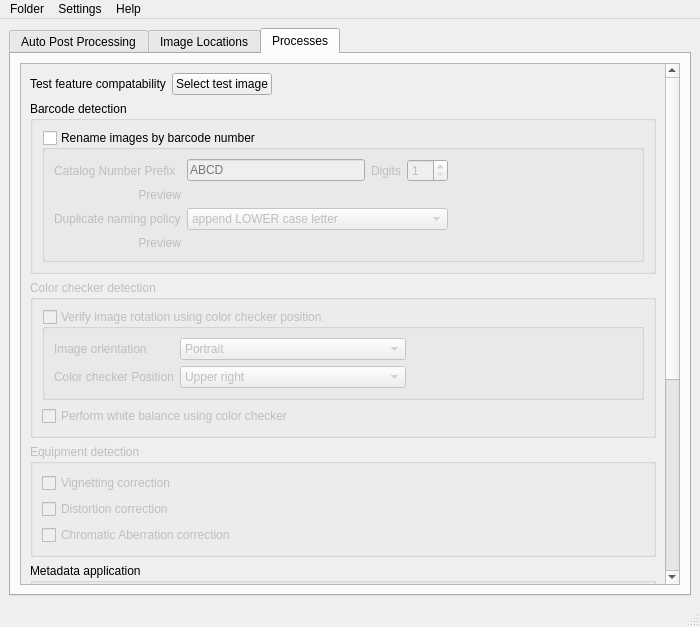
Old version of the form ui/postProcessingUI.ui in the repository CapPow/HerbASAP.
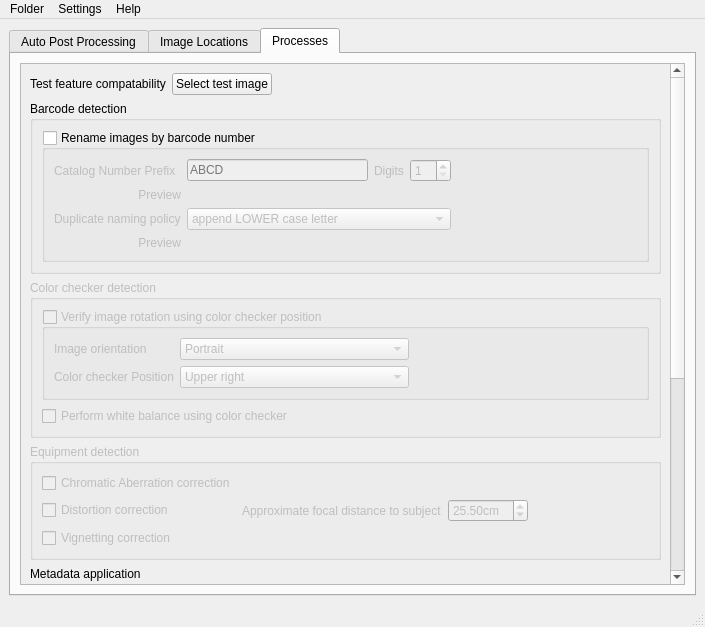
New version of the form.

Patch:
```diff
--- a/ui/postProcessingUI.ui
+++ b/ui/postProcessingUI.ui
@@ -6,7 +6,7 @@
    <rect>
     <x>0</x>
     <y>0</y>
-    <width>700</width>
+    <width>705</width>
     <height>627</height>
    </rect>
   </property>
@@ -319,9 +319,9 @@
              <property name="geometry">
               <rect>
                <x>0</x>
-               <y>0</y>
-               <width>641</width>
-               <height>853</height>
+               <y>-163</y>
+               <width>646</width>
+               <height>860</height>
               </rect>
              </property>
              <layout class="QVBoxLayout" name="verticalLayout_2">
@@ -621,27 +621,67 @@
                  <bool>false</bool>
                 </property>
                 <layout class="QGridLayout" name="gridLayout_7">
-                 <item row="0" column="0">
-                  <widget class="QCheckBox" name="checkBox_vignettingCorrection">
-                   <property name="text">
-                    <string>Vignetting correction</string>
-                   </property>
-                  </widget>
+                 <item row="5" column="1">
+                  <layout class="QHBoxLayout" name="horizontalLayout">
+                   <item>
+                    <widget class="QLabel" name="label_2">
+                     <property name="text">
+                      <string>Approximate focal distance to subject</string>
+                     </property>
+                    </widget>
+                   </item>
+                   <item>
+                    <widget class="QDoubleSpinBox" name="doubleSpinBox_focalDistance">
+                     <property name="suffix">
+                      <string>cm</string>
+                     </property>
+                     <property name="minimum">
+                      <double>10.000000000000000</double>
+                     </property>
+                     <property name="maximum">
+                      <double>999.990000000000009</double>
+                     </property>
+                     <property name="value">
+                      <double>25.500000000000000</double>
+                     </property>
+                    </widget>
+                   </item>
+                   <item>
+                    <spacer name="horizontalSpacer_3">
+                     <property name="orientation">
+                      <enum>Qt::Horizontal</enum>
+                     </property>
+                     <property name="sizeHint" stdset="0">
+                      <size>
+                       <width>40</width>
+                       <height>20</height>
+                      </size>
+                     </property>
+                    </spacer>
+                   </item>
+                  </layout>
                  </item>
-                 <item row="1" column="0">
+                 <item row="5" column="0">
                   <widget class="QCheckBox" name="checkBox_distortionCorrection">
                    <property name="text">
                     <string>Distortion correction</string>
                    </property>
                   </widget>
                  </item>
-                 <item row="2" column="0">
+                 <item row="4" column="0">
                   <widget class="QCheckBox" name="checkBox_chromaticAberrationCorrection">
                    <property name="text">
                     <string>Chromatic Aberration correction</string>
                    </property>
                   </widget>
                  </item>
+                 <item row="6" column="0">
+                  <widget class="QCheckBox" name="checkBox_vignettingCorrection">
+                   <property name="text">
+                    <string>Vignetting correction</string>
+                   </property>
+                  </widget>
+                 </item>
                 </layout>
                </widget>
               </item>
@@ -796,7 +836,7 @@
     <rect>
      <x>0</x>
      <y>0</y>
-     <width>700</width>
+     <width>705</width>
      <height>22</height>
     </rect>
    </property>
```
Left out of the diff: 158 changed lines with no effect on the pictures.
